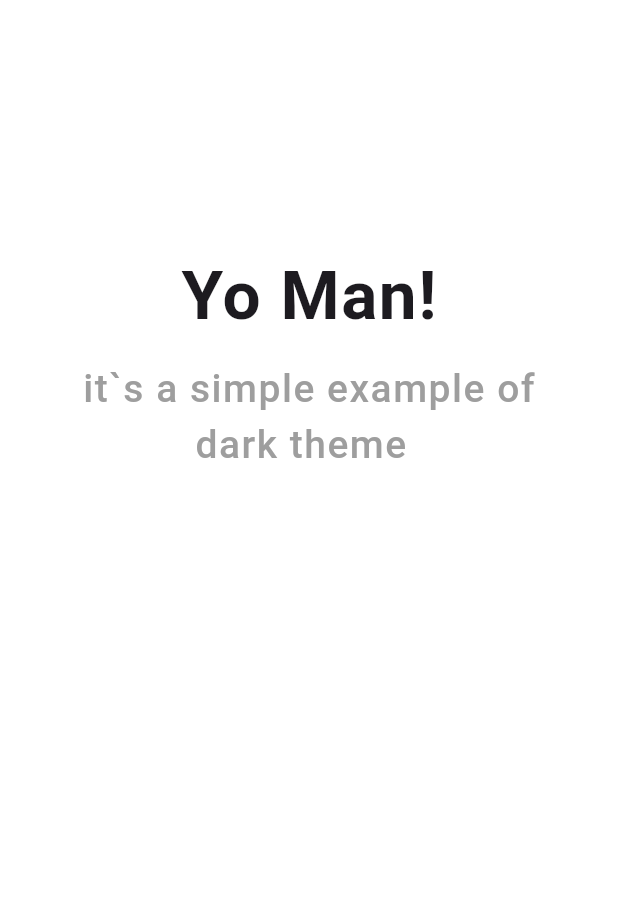
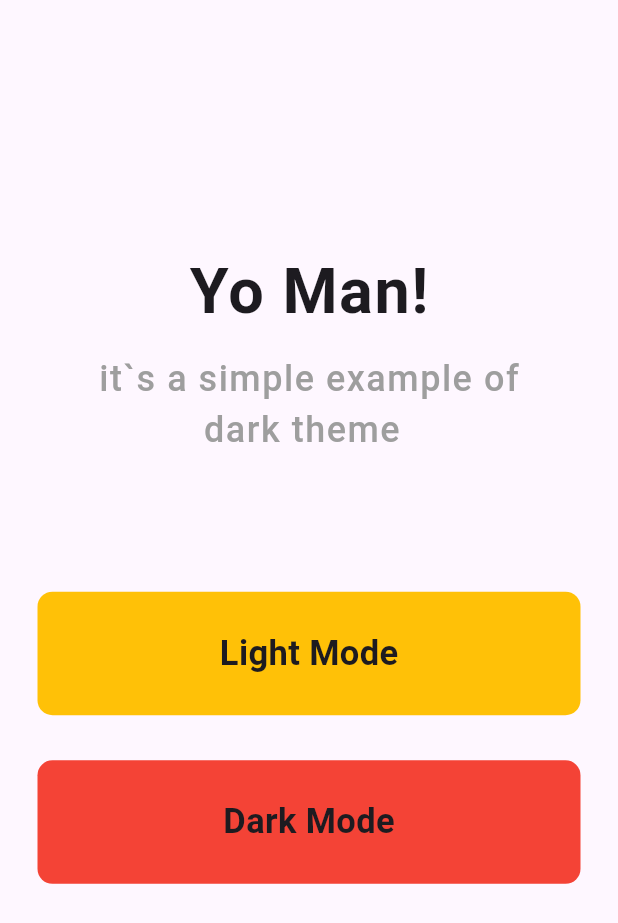
Before and after one commit to sanjuafre123/adv_flutter_ch1, a Flutter app: the screen it shows after launch, on a phone screen of 412 x 824 dp. Shown: the top 923 px of the screen. Run offline on Flutter 3.47's test engine with Material 3 defaults, Android fonts, the phone set to English and light mode, and no system bars.

Commit message:
Update main.dart

```diff
--- a/lib/main.dart
+++ b/lib/main.dart
@@ -4,9 +4,14 @@ void main() {
   runApp(const MyApp());
 }
 
-class MyApp extends StatelessWidget {
+class MyApp extends StatefulWidget {
   const MyApp({super.key});
 
+  @override
+  State<MyApp> createState() => _MyAppState();
+}
+
+class _MyAppState extends State<MyApp> {
   @override
   Widget build(BuildContext context) {
     var height = MediaQuery.of(context).size.height;
@@ -14,10 +19,9 @@ class MyApp extends StatelessWidget {
     return MaterialApp(
       theme: ThemeData.light(),
       darkTheme: ThemeData.dark(),
-      themeMode: isDark? ThemeMode.dark:ThemeMode.light,
+      themeMode: isDark ? ThemeMode.dark : ThemeMode.light,
       debugShowCheckedModeBanner: false,
       home: Scaffold(
-        backgroundColor: Colors.white,
         body: SizedBox(
           height: height,
           width: width,
@@ -28,17 +32,42 @@ class MyApp extends StatelessWidget {
               ),
               const Text(
                 'Yo Man!',
-                style: TextStyle(fontSize: 45, fontWeight: FontWeight.bold,letterSpacing: 1),
+                style: TextStyle(
+                    fontSize: 42,
+                    fontWeight: FontWeight.bold,
+                    letterSpacing: 1),
               ),
-              SizedBox(height: height*0.015,),
+              SizedBox(
+                height: height * 0.013,
+              ),
               const Text(
                 'it`s a simple example of\n          dark theme',
                 style: TextStyle(
-                    fontSize: 26,
+                    fontSize: 24,
                     fontWeight: FontWeight.w500,
                     letterSpacing: 1,
                     color: Colors.grey),
-              )
+              ),
+              SizedBox(
+                height: height * 0.08,
+              ),
+              GestureDetector(
+                onTap: () {
+                  setState(() {
+                    isDark = false;
+                  });
+                },
+                child:
+                    lightDarkButton(height, width, 'Light Mode', Colors.amber),
+              ),
+              GestureDetector(
+                onTap: () {
+                  setState(() {
+                    isDark = true;
+                  });
+                },
+                child: lightDarkButton(height, width, 'Dark Mode', Colors.red),
+              ),
             ],
           ),
         ),
@@ -46,5 +75,20 @@ class MyApp extends StatelessWidget {
     );
   }
 }
-
+Container lightDarkButton(double height, double width, text, color) {
+  return Container(
+    margin: const EdgeInsets.fromLTRB(25, 25, 25, 5),
+    alignment: Alignment.center,
+    height: height * 0.1,
+    width: width,
+    decoration: BoxDecoration(
+      color: color,
+      borderRadius: BorderRadius.circular(10),
+    ),
+    child: Text(
+      text,
+      style: const TextStyle(fontSize: 23, fontWeight: FontWeight.bold),
+    ),
+  );
+}
 bool isDark = false;
```
